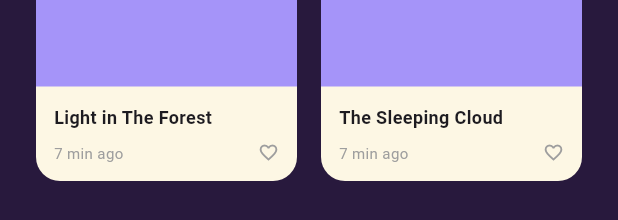
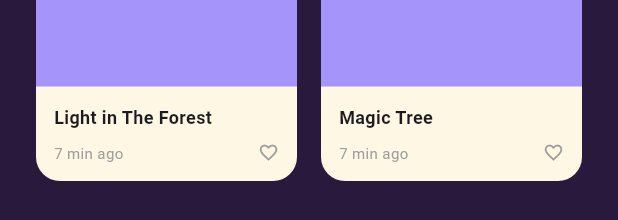
Before and after one commit to Wapikkk/talepuff_app, a Flutter app: the StoryListPanel widget shown alone on an empty page, opened directly, after a tap on "Popular", on a phone screen of 412 x 824 dp. Shown: the part 659-879 px from the top of the screen. Run offline on Flutter 3.47's test engine with Material 3 defaults, Android fonts, the phone set to English and light mode, and no system bars; our stand-ins replace audioplayers, firebase_auth, firebase_core, flutter_dotenv, google_sign_in, image_cropper and 2 more; accounts and stored records are empty.

Commit message:
fix: layout page story2

```diff
--- a/lib/ui/view_models/story/story_filter_view_model.dart
+++ b/lib/ui/view_models/story/story_filter_view_model.dart
@@ -4,15 +4,33 @@ class StoryFilterViewModel extends ChangeNotifier{
   final FocusNode _searchFocusNode = FocusNode();
   String _selectedTab = "Recent";
   bool _isSearching = false;
+  List<String> _stories = [];
 
   String get selectedTab => _selectedTab;
   bool get isSearching => _isSearching;
   FocusNode get searchFocusNode => _searchFocusNode;
+  List<String> get stories => _stories;
+
+  StoryFilterViewModel() {
+    _fetchStoriesForTab(_selectedTab);
+  }
 
   void setTab(String tab) {
     _selectedTab = tab;
+    _fetchStoriesForTab(tab);
     notifyListeners();
     // TODO: Fetch data function from this Repository
+  }
+
+  Future<void> _fetchStoriesForTab(String tab) async {
+    // TODO: Change this block with request http GET to backend
+
+    if (tab == "Popular") {
+      _stories = ["The Sleeping Cloud", "Aira's Brave Journey", "Light in The Forest", "Magic Tree"];
+    } else {
+      _stories = [];
+    }
+    notifyListeners();
   }
 
   void toggleSearch(bool status) {
--- a/lib/ui/widgets/story/story_list_panel.dart
+++ b/lib/ui/widgets/story/story_list_panel.dart
@@ -1,42 +1,89 @@
 import 'package:flutter/material.dart';
+import 'package:provider/provider.dart';
 import 'story_filter_tabs.dart';
 import 'story_card.dart';
 import '../../../core/app_assets.dart';
 import '../../../core/app_colors.dart';
+import '../../view_models/story/story_filter_view_model.dart';
+import '../../view_models/';
 
 class StoryListPanel extends StatelessWidget {
   const StoryListPanel({super.key});
 
   @override
   Widget build(BuildContext context) {
+    final viewModel = context.watch<StoryFilterViewModel>();
+    final bool isEmpty = viewModel.stories.isEmpty;
+
     return Container(
       padding: const EdgeInsets.fromLTRB(24, 24, 24, 0),
       decoration: const BoxDecoration(
         color: AppColors.darkPurple,
-        borderRadius: BorderRadius.vertical(top: Radius.circular(30)),
+        borderRadius: BorderRadius.vertical(
+          top: Radius.circular(30),
+        ),
       ),
       child: Column(
         children: [
           StoryFilterTabs(),
           const SizedBox(height: 20),
           Expanded(
-            child: GridView.builder(
-              padding: const EdgeInsets.only(bottom: 90),
-              gridDelegate: const SliverGridDelegateWithFixedCrossAxisCount(
-                crossAxisCount: 2,
-                crossAxisSpacing: 16,
-                mainAxisSpacing: 16,
-                childAspectRatio: 0.75,
+            child: isEmpty? _buildEmptyState(context) : _buildGrid(viewModel.stories),
+          ),
+        ],
+      ),
+    );
+  }
+
+  Widget _buildEmptyState(BuildContext context) {
+    return Center(
+      child: Column(
+        mainAxisAlignment: MainAxisAlignment.center,
+        children: [
+          const Icon(Icons.auto_stories, size: 64, color: Colors.white38),
+          const SizedBox(height: 16),
+          const Text(
+            "No story has been created.",
+            style: TextStyle(color: Colors.white, fontSize: 16, fontWeight: FontWeight.w500),
+          ),
+          const SizedBox(height: 24),
+          ElevatedButton(
+            onPressed: () => Navigator.pushNamed(context, '/create_story'),
+            style: ElevatedButton.styleFrom(
+              backgroundColor: const Color(0xFFF9A88B),
+              foregroundColor: AppColors.darkPurple,
+              padding: const EdgeInsets.symmetric(horizontal: 32, vertical: 12),
+              shape: RoundedRectangleBorder(
+                borderRadius: BorderRadius.circular(20),
               ),
-              itemCount: 4,
-              itemBuilder: (context, index) {
-                final titles = ["The Sleeping Cloud", "Aira's Brave Journey", "Light in The Forest", "The Sleeping Cloud"];
-                return StoryCard(title: titles[index]);
-              },
+            ),
+            child: const Text(
+              "Let's create a story",
+              style: TextStyle(
+                fontWeight: FontWeight.bold,
+                fontFamily: AppAssets.fontFamily,
+                fontSize: 14,
+              ),
             ),
           ),
         ],
       ),
     );
   }
+
+  Widget _buildGrid(List<String> stories){
+    return GridView.builder(
+      padding: const EdgeInsets.only(bottom: 90),
+      gridDelegate: const SliverGridDelegateWithFixedCrossAxisCount(
+        crossAxisCount: 2,
+        crossAxisSpacing: 16,
+        mainAxisSpacing: 16,
+        childAspectRatio: 0.75,
+      ),
+      itemCount: stories.length,
+      itemBuilder: (context, index) {
+        return StoryCard(title: stories[index]);
+      },
+    );
+  }
 }
```
